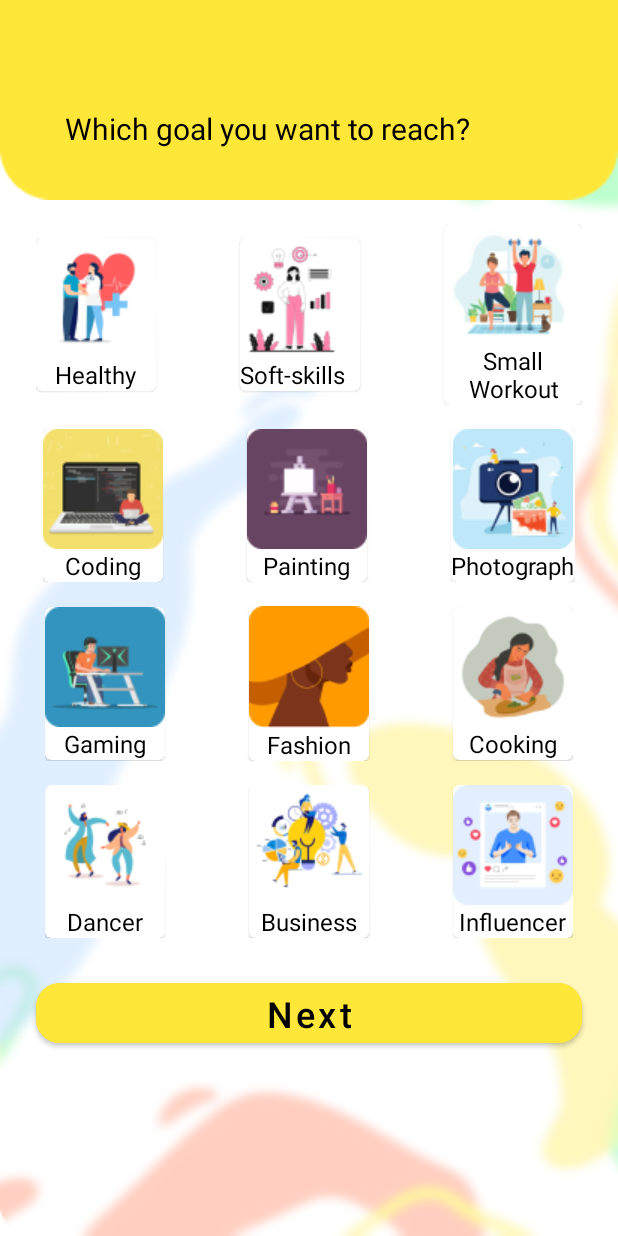
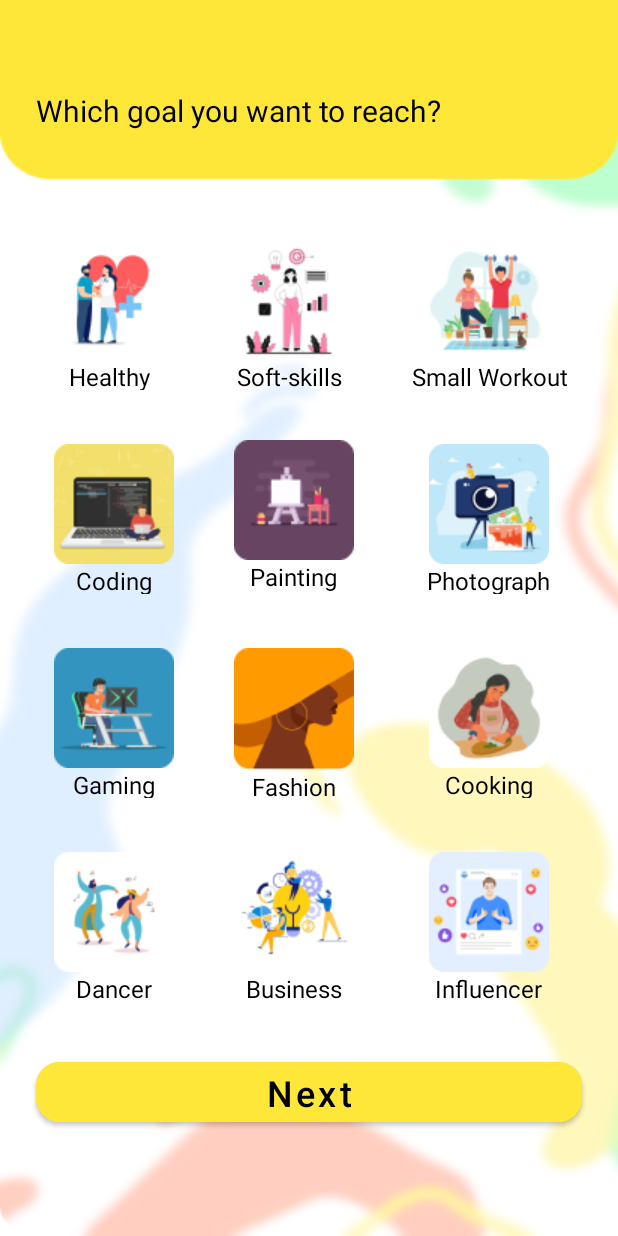
Before and after one commit to NVG-064/Wetivity, an Android app: the Recommendation screen opened directly, with no data from a screen before it, on a phone screen of 412 x 824 dp. Run offline under Robolectric (Android 15) with nearby library versions, the phone set to English and light mode, and no system bars.

Commit message:
Coding 30 April 2023 - Modifikasi dibagian layout recommendation

```diff
--- a/app/src/main/res/layout/activity_forgotpass.xml
+++ b/app/src/main/res/layout/activity_forgotpass.xml
@@ -18,12 +18,12 @@
             android:layout_height="400dp"
             android:background="@drawable/bg_shape"/>
         <TextView
-            android:layout_width="wrap_content"
+            android:layout_width="match_parent"
             android:layout_height="wrap_content"
+            android:textAlignment="center"
             android:fontFamily="@font/poppins_medium"
             android:text="Forgot Password"
             android:textColor="@color/black"
-            android:layout_marginLeft="55dp"
             android:layout_marginTop="30dp"
             android:textSize="30sp"/>
         <TextView
--- a/app/src/main/res/layout/activity_forgotpass2.xml
+++ b/app/src/main/res/layout/activity_forgotpass2.xml
@@ -18,12 +18,12 @@
             android:layout_height="450dp"
             android:background="@drawable/bg_shape"/>
         <TextView
-            android:layout_width="wrap_content"
+            android:layout_width="match_parent"
             android:layout_height="wrap_content"
+            android:textAlignment="center"
             android:fontFamily="@font/poppins_medium"
             android:text="Forgot Password"
             android:textColor="@color/black"
-            android:layout_marginLeft="55dp"
             android:layout_marginTop="30dp"
             android:textSize="30sp"/>
         <TextView
--- a/app/src/main/res/layout/activity_recommendation.xml
+++ b/app/src/main/res/layout/activity_recommendation.xml
@@ -1,26 +1,24 @@
 <?xml version="1.0" encoding="utf-8"?>
-<androidx.constraintlayout.widget.ConstraintLayout xmlns:android="http://schemas.android.com/apk/res/android"
+<LinearLayout xmlns:android="http://schemas.android.com/apk/res/android"
     xmlns:app="http://schemas.android.com/apk/res-auto"
     xmlns:tools="http://schemas.android.com/tools"
     android:layout_width="match_parent"
     android:layout_height="match_parent"
-    tools:context=".Recommendation"
-    android:background="@drawable/bg_recommendation">
+    android:layout_gravity="center"
+    android:orientation="vertical"
+    android:background="@drawable/bg_recommendation"
+    tools:context=".Recommendation">
 
-
-    <ImageView
-        android:id="@+id/header_image"
-        android:layout_width="fill_parent"
-        android:layout_height="133dp"
-        app:srcCompat="@drawable/header_recommendation"
-        tools:ignore="MissingConstraints" />
+    <RelativeLayout
+        android:layout_width="match_parent"
+        android:layout_height="100dp"
+        android:orientation="vertical">
 
         <TextView
-        android:id="@+id/title"
             android:layout_width="wrap_content"
             android:layout_height="wrap_content"
             android:layout_marginLeft="24dp"
-        android:layout_marginTop="72dp"
+            android:layout_marginTop="60dp"
             android:text="Which goal you want to reach?"
             android:textColor="#000"
             android:textSize="20sp"
@@ -29,43 +27,39 @@
             app:layout_constraintStart_toStartOf="parent"
             app:layout_constraintTop_toTopOf="parent"
             tools:ignore="MissingConstraints" />
+    </RelativeLayout>
 
     <LinearLayout
-        android:id="@+id/firstlinebutton"
-        android:layout_width="wrap_content"
-        android:layout_height="wrap_content"
-        android:layout_marginTop="16dp"
+        android:layout_width="match_parent"
+        android:layout_height="120dp"
+        android:layout_marginTop="50dp"
         android:paddingLeft="24dp"
         android:paddingRight="24dp"
         android:gravity="center"
         app:layout_constraintEnd_toEndOf="parent"
-        app:layout_constraintStart_toStartOf="parent"
-        app:layout_constraintTop_toBottomOf="@+id/header_image">
-
+        app:layout_constraintStart_toStartOf="parent">
 
         <com.google.android.material.card.MaterialCardView
             android:id="@+id/btn_healthy"
-            android:layout_width="wrap_content"
-            android:layout_height="wrap_content"
-            android:minWidth="80dp"
+            android:layout_width="90dp"
+            android:layout_height="100dp"
+            app:cardBackgroundColor="@color/transparan"
+            app:cardElevation="0dp"
             android:layout_gravity="center"
             tools:ignore="MissingConstraints"
             android:checkable="true"
-            android:clickable="true"
-            android:layout_marginRight="28dp">
+            android:clickable="true">
 
             <LinearLayout
-                android:layout_width="wrap_content"
-                android:layout_height="wrap_content"
+                android:layout_width="100dp"
+                android:layout_height="120dp"
+                android:background="@color/transparan"
                 android:gravity="center_horizontal"
                 android:orientation="vertical">
-
                 <ImageView
-                    android:id="@+id/img_healthy"
                     android:layout_width="wrap_content"
                     android:layout_height="wrap_content"
                     android:src="@drawable/btn_healthy" />
-
                 <TextView
                     android:layout_width="wrap_content"
                     android:layout_height="wrap_content"
@@ -78,29 +72,28 @@
 
         </com.google.android.material.card.MaterialCardView>
 
-
         <com.google.android.material.card.MaterialCardView
             android:id="@+id/btn_softskill"
-            android:layout_width="wrap_content"
-            android:layout_height="wrap_content"
-            android:minWidth="80dp"
+            android:layout_width="90dp"
+            android:layout_height="100dp"
+            android:layout_marginHorizontal="30dp"
+            app:cardBackgroundColor="@color/transparan"
+            app:cardElevation="0dp"
+            android:layout_gravity="center"
             tools:ignore="MissingConstraints"
             android:checkable="true"
-            android:clickable="true"
-            android:layout_marginLeft="28dp"
-            android:layout_marginRight="28dp">
+            android:clickable="true">
 
             <LinearLayout
-                android:layout_width="wrap_content"
-                android:layout_height="wrap_content"
-                android:orientation="vertical"
-                android:gravity="center_horizontal">
+                android:layout_width="100dp"
+                android:layout_height="120dp"
+                android:background="@color/transparan"
+                android:gravity="center_horizontal"
+                android:orientation="vertical">
                 <ImageView
-                    android:id="@+id/img_softskill"
                     android:layout_width="wrap_content"
                     android:layout_height="wrap_content"
                     android:src="@drawable/btn_softskill"/>
-
                 <TextView
                     android:layout_width="wrap_content"
                     android:layout_height="wrap_content"
@@ -115,27 +108,28 @@
 
         <com.google.android.material.card.MaterialCardView
             android:id="@+id/btn_smallworkout"
-            android:layout_width="wrap_content"
-            android:layout_height="wrap_content"
+            android:layout_width="125dp"
+            android:layout_height="100dp"
+            app:cardBackgroundColor="@color/transparan"
+            app:cardElevation="0dp"
+            android:layout_gravity="center"
             tools:ignore="MissingConstraints"
             android:checkable="true"
-            android:clickable="true"
-            app:layout_constraintStart_toEndOf="@+id/btn_painting"
-            android:layout_marginLeft="28dp">
+            android:clickable="true">
 
             <LinearLayout
-                android:layout_width="wrap_content"
-                android:layout_height="wrap_content"
+                android:layout_width="125dp"
+                android:layout_height="120dp"
+                android:background="@color/transparan"
                 android:gravity="center_horizontal"
                 android:orientation="vertical">
                 <ImageView
                     android:id="@+id/img_smallworkout"
-                    android:layout_width="wrap_content"
+                    android:layout_width="match_parent"
                     android:layout_height="wrap_content"
                     android:src="@drawable/btn_smallworkout"/>
-
                 <TextView
-                    android:layout_width="wrap_content"
+                    android:layout_width="match_parent"
                     android:layout_height="wrap_content"
                     android:text="Small Workout"
                     android:gravity="center"
@@ -150,29 +144,30 @@
     </LinearLayout>
 
     <LinearLayout
-        android:id="@+id/secondlinebutton"
-        android:layout_width="wrap_content"
-        android:layout_height="wrap_content"
+        android:layout_width="match_parent"
+        android:layout_height="120dp"
         android:layout_marginTop="16dp"
         android:paddingLeft="24dp"
         android:paddingRight="24dp"
         android:gravity="center"
         app:layout_constraintEnd_toEndOf="parent"
-        app:layout_constraintStart_toStartOf="parent"
-        app:layout_constraintTop_toBottomOf="@+id/firstlinebutton">
+        app:layout_constraintStart_toStartOf="parent">
 
         <com.google.android.material.card.MaterialCardView
             android:id="@+id/btn_coding"
-            android:layout_width="wrap_content"
-            android:layout_height="wrap_content"
+            android:layout_width="90dp"
+            android:layout_height="100dp"
+            app:cardBackgroundColor="@color/transparan"
+            app:cardElevation="0dp"
+            android:layout_gravity="center"
             tools:ignore="MissingConstraints"
             android:checkable="true"
-            android:clickable="true"
-            android:layout_marginRight="28dp">
+            android:clickable="true">
 
             <LinearLayout
-                android:layout_width="wrap_content"
-                android:layout_height="wrap_content"
+                android:layout_width="100dp"
+                android:layout_height="120dp"
+                android:background="@color/transparan"
                 android:gravity="center_horizontal"
                 android:orientation="vertical">
                 <ImageView
@@ -180,7 +175,6 @@
                     android:layout_width="wrap_content"
                     android:layout_height="wrap_content"
                     android:src="@drawable/btn_coding"/>
-
                 <TextView
                     android:layout_width="wrap_content"
                     android:layout_height="wrap_content"
@@ -195,17 +189,21 @@
 
         <com.google.android.material.card.MaterialCardView
             android:id="@+id/btn_painting"
-            android:layout_width="wrap_content"
-            android:layout_height="wrap_content"
+            android:layout_width="90dp"
+            android:layout_height="105dp"
+            android:layout_marginRight="30dp"
+            android:layout_marginLeft="40dp"
+            app:cardBackgroundColor="@color/transparan"
+            app:cardElevation="0dp"
+            android:layout_gravity="center"
             tools:ignore="MissingConstraints"
             android:checkable="true"
-            android:clickable="true"
-            android:layout_marginLeft="28dp"
-            android:layout_marginRight="28dp">
+            android:clickable="true">
 
             <LinearLayout
                 android:layout_width="wrap_content"
-                android:layout_height="wrap_content"
+                android:layout_height="120dp"
+                android:background="@color/transparan"
                 android:gravity="center_horizontal"
                 android:orientation="vertical">
                 <ImageView
@@ -213,7 +211,6 @@
                     android:layout_width="wrap_content"
                     android:layout_height="wrap_content"
                     android:src="@drawable/btn_painting"/>
-
                 <TextView
                     android:layout_width="wrap_content"
                     android:layout_height="wrap_content"
@@ -228,17 +225,20 @@
 
         <com.google.android.material.card.MaterialCardView
             android:id="@+id/btn_fotograph"
-            android:layout_width="wrap_content"
-            android:layout_height="wrap_content"
+            android:layout_width="90dp"
+            android:layout_height="100dp"
+            app:cardBackgroundColor="@color/transparan"
+            app:cardElevation="0dp"
+            android:layout_marginRight="20dp"
+            android:layout_gravity="center"
             tools:ignore="MissingConstraints"
             android:checkable="true"
-            android:clickable="true"
-            app:layout_constraintStart_toEndOf="@+id/btn_painting"
-            android:layout_marginLeft="28dp">
+            android:clickable="true">
 
             <LinearLayout
-                android:layout_width="wrap_content"
-                android:layout_height="wrap_content"
+                android:layout_width="100dp"
+                android:layout_height="120dp"
+                android:background="@color/transparan"
                 android:gravity="center_horizontal"
                 android:orientation="vertical">
                 <ImageView
@@ -246,7 +246,6 @@
                     android:layout_width="wrap_content"
                     android:layout_height="wrap_content"
                     android:src="@drawable/btn_photograph"/>
-
                 <TextView
                     android:layout_width="wrap_content"
                     android:layout_height="wrap_content"
@@ -262,29 +261,30 @@
     </LinearLayout>
 
     <LinearLayout
-        android:id="@+id/thirdlinebutton"
-        android:layout_width="wrap_content"
-        android:layout_height="wrap_content"
+        android:layout_width="match_parent"
+        android:layout_height="120dp"
         android:layout_marginTop="16dp"
         android:paddingLeft="24dp"
         android:paddingRight="24dp"
         android:gravity="center"
         app:layout_constraintEnd_toEndOf="parent"
-        app:layout_constraintStart_toStartOf="parent"
-        app:layout_constraintTop_toBottomOf="@+id/secondlinebutton">
+        app:layout_constraintStart_toStartOf="parent">
 
         <com.google.android.material.card.MaterialCardView
             android:id="@+id/btn_gaming"
-            android:layout_width="wrap_content"
-            android:layout_height="wrap_content"
+            android:layout_width="90dp"
+            android:layout_height="100dp"
+            app:cardBackgroundColor="@color/transparan"
+            app:cardElevation="0dp"
+            android:layout_gravity="center"
             tools:ignore="MissingConstraints"
             android:checkable="true"
-            android:clickable="true"
-            android:layout_marginRight="28dp">
+            android:clickable="true">
 
             <LinearLayout
-                android:layout_width="wrap_content"
-                android:layout_height="wrap_content"
+                android:layout_width="100dp"
+                android:layout_height="120dp"
+                android:background="@color/transparan"
                 android:gravity="center_horizontal"
                 android:orientation="vertical">
                 <ImageView
@@ -292,7 +292,6 @@
                     android:layout_width="wrap_content"
                     android:layout_height="wrap_content"
                     android:src="@drawable/btn_gaming"/>
-
                 <TextView
                     android:layout_width="wrap_content"
                     android:layout_height="wrap_content"
@@ -307,17 +306,21 @@
 
         <com.google.android.material.card.MaterialCardView
             android:id="@+id/btn_fashion"
-            android:layout_width="wrap_content"
-            android:layout_height="wrap_content"
+            android:layout_width="90dp"
+            android:layout_height="100dp"
+            android:layout_marginRight="30dp"
+            android:layout_marginLeft="40dp"
+            app:cardBackgroundColor="@color/transparan"
+            app:cardElevation="0dp"
+            android:layout_gravity="center"
             tools:ignore="MissingConstraints"
             android:checkable="true"
-            android:clickable="true"
-            android:layout_marginLeft="28dp"
-            android:layout_marginRight="28dp">
+            android:clickable="true">
 
             <LinearLayout
                 android:layout_width="wrap_content"
-                android:layout_height="wrap_content"
+                android:layout_height="120dp"
+                android:background="@color/transparan"
                 android:gravity="center_horizontal"
                 android:orientation="vertical">
                 <ImageView
@@ -325,7 +328,6 @@
                     android:layout_width="wrap_content"
                     android:layout_height="wrap_content"
                     android:src="@drawable/btn_fashion"/>
-
                 <TextView
                     android:layout_width="wrap_content"
                     android:layout_height="wrap_content"
@@ -340,17 +342,20 @@
 
         <com.google.android.material.card.MaterialCardView
             android:id="@+id/btn_cooking"
-            android:layout_width="wrap_content"
-            android:layout_height="wrap_content"
+            android:layout_width="90dp"
+            android:layout_height="100dp"
+            app:cardBackgroundColor="@color/transparan"
+            app:cardElevation="0dp"
+            android:layout_marginRight="20dp"
+            android:layout_gravity="center"
             tools:ignore="MissingConstraints"
             android:checkable="true"
-            android:clickable="true"
-            app:layout_constraintStart_toEndOf="@+id/btn_painting"
-            android:layout_marginLeft="28dp">
+            android:clickable="true">
 
             <LinearLayout
-                android:layout_width="wrap_content"
-                android:layout_height="wrap_content"
+                android:layout_width="100dp"
+                android:layout_height="120dp"
+                android:background="@color/transparan"
                 android:gravity="center_horizontal"
                 android:orientation="vertical">
                 <ImageView
@@ -358,7 +363,6 @@
                     android:layout_width="wrap_content"
                     android:layout_height="wrap_content"
                     android:src="@drawable/btn_cooking"/>
-
                 <TextView
                     android:layout_width="wrap_content"
                     android:layout_height="wrap_content"
@@ -368,35 +372,34 @@
                     android:textColor="#000"/>
             </LinearLayout>
 
-
         </com.google.android.material.card.MaterialCardView>
 
     </LinearLayout>
 
     <LinearLayout
-        android:id="@+id/fourthlinebutton"
-        android:layout_width="wrap_content"
-        android:layout_height="wrap_content"
+        android:layout_width="match_parent"
+        android:layout_height="120dp"
         android:layout_marginTop="16dp"
         android:paddingLeft="24dp"
         android:paddingRight="24dp"
         android:gravity="center"
         app:layout_constraintEnd_toEndOf="parent"
-        app:layout_constraintStart_toStartOf="parent"
-        app:layout_constraintTop_toBottomOf="@+id/thirdlinebutton">
+        app:layout_constraintStart_toStartOf="parent">
 
         <com.google.android.material.card.MaterialCardView
             android:id="@+id/btn_dancer"
-            android:layout_width="wrap_content"
-            android:layout_height="wrap_content"
+            android:layout_width="90dp"
+            android:layout_height="100dp"
+            app:cardBackgroundColor="@color/transparan"
+            app:cardElevation="0dp"
+            android:layout_gravity="center"
             tools:ignore="MissingConstraints"
             android:checkable="true"
-            android:clickable="true"
-            android:layout_marginRight="28dp">
-
+            android:clickable="true">
             <LinearLayout
-                android:layout_width="wrap_content"
-                android:layout_height="wrap_content"
+                android:layout_width="100dp"
+                android:layout_height="120dp"
+                android:background="@color/transparan"
                 android:gravity="center_horizontal"
                 android:orientation="vertical">
                 <ImageView
@@ -404,7 +407,6 @@
                     android:layout_width="wrap_content"
                     android:layout_height="wrap_content"
                     android:src="@drawable/btn_dancer"/>
-
                 <TextView
                     android:layout_width="wrap_content"
                     android:layout_height="wrap_content"
@@ -419,17 +421,20 @@
 
         <com.google.android.material.card.MaterialCardView
             android:id="@+id/btn_bussiness"
-            android:layout_width="wrap_content"
-            android:layout_height="wrap_content"
+            android:layout_width="90dp"
+            android:layout_height="100dp"
+            android:layout_marginRight="30dp"
+            android:layout_marginLeft="40dp"
+            app:cardBackgroundColor="@color/transparan"
+            app:cardElevation="0dp"
+            android:layout_gravity="center"
             tools:ignore="MissingConstraints"
             android:checkable="true"
-            android:clickable="true"
-            android:layout_marginLeft="28dp"
-            android:layout_marginRight="28dp">
-
+            android:clickable="true">
             <LinearLayout
                 android:layout_width="wrap_content"
-                android:layout_height="wrap_content"
+                android:layout_height="120dp"
+                android:background="@color/transparan"
                 android:gravity="center_horizontal"
                 android:orientation="vertical">
                 <ImageView
@@ -437,7 +442,6 @@
                     android:layout_width="wrap_content"
                     android:layout_height="wrap_content"
                     android:src="@drawable/btn_business"/>
-
                 <TextView
                     android:layout_width="wrap_content"
                     android:layout_height="wrap_content"
@@ -452,17 +456,19 @@
 
         <com.google.android.material.card.MaterialCardView
             android:id="@+id/btn_influencer"
-            android:layout_width="wrap_content"
-            android:layout_height="wrap_content"
+            android:layout_width="90dp"
+            android:layout_height="100dp"
+            app:cardBackgroundColor="@color/transparan"
+            app:cardElevation="0dp"
+            android:layout_marginRight="20dp"
+            android:layout_gravity="center"
             tools:ignore="MissingConstraints"
             android:checkable="true"
-            android:clickable="true"
-            app:layout_constraintStart_toEndOf="@+id/btn_painting"
-            android:layout_marginLeft="28dp">
-
+            android:clickable="true">
             <LinearLayout
-                android:layout_width="wrap_content"
-                android:layout_height="wrap_content"
+                android:layout_width="100dp"
+                android:layout_height="120dp"
+                android:background="@color/transparan"
                 android:gravity="center_horizontal"
                 android:orientation="vertical">
                 <ImageView
@@ -470,7 +476,6 @@
                     android:layout_width="wrap_content"
                     android:layout_height="wrap_content"
                     android:src="@drawable/btn_influencer"/>
-
                 <TextView
                     android:layout_width="wrap_content"
                     android:layout_height="wrap_content"
@@ -501,4 +506,4 @@
         tools:layout_editor_absoluteX="24dp" />
 
 
-</androidx.constraintlayout.widget.ConstraintLayout>
+</LinearLayout>
--- a/app/src/main/res/layout/activity_sign_in.xml
+++ b/app/src/main/res/layout/activity_sign_in.xml
@@ -100,14 +100,14 @@
                 android:src="@drawable/search"/>
         </LinearLayout>
         <TextView
-            android:layout_width="wrap_content"
+            android:layout_width="match_parent"
             android:layout_height="wrap_content"
             android:id="@+id/signup"
             android:textSize="15sp"
             android:text="Don't have an Account?"
             android:textColor="@color/grey"
             android:fontFamily="@font/poppins_medium"
-            android:layout_marginLeft="100dp"
+            android:textAlignment="center"
             android:layout_marginTop="500dp"/>
     </RelativeLayout>
 </LinearLayout>
```
Also changed, not shown: app/src/main/res/drawable/bg_recommendation.png. Lines whose indentation alone changed are shown as unchanged.
